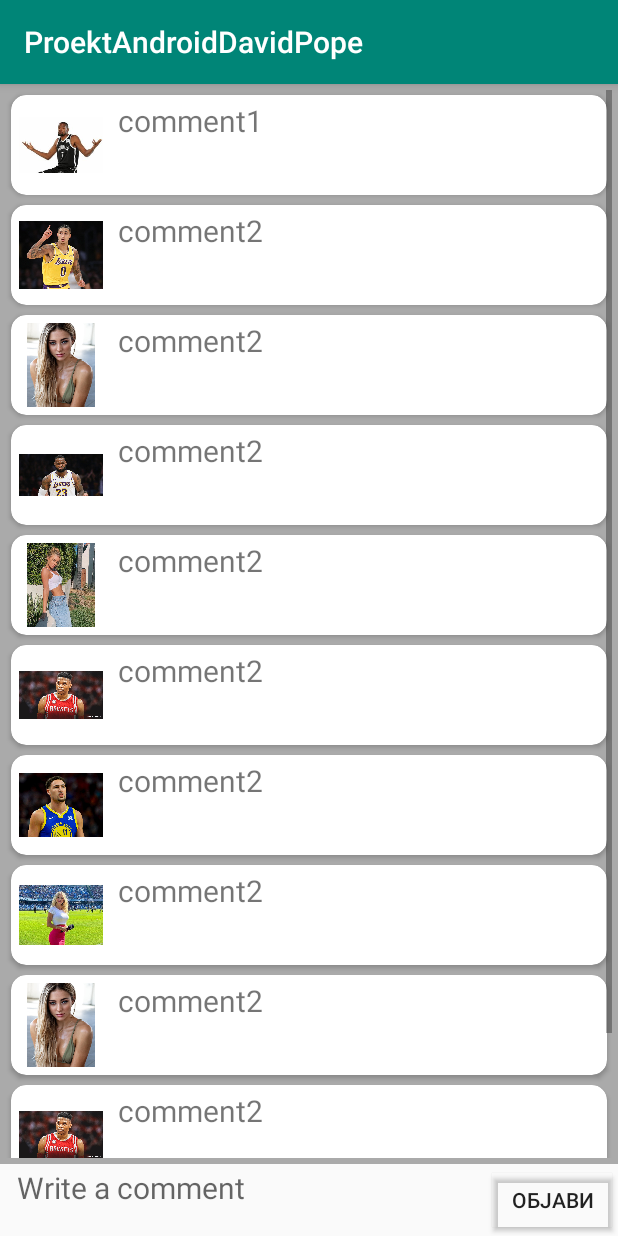
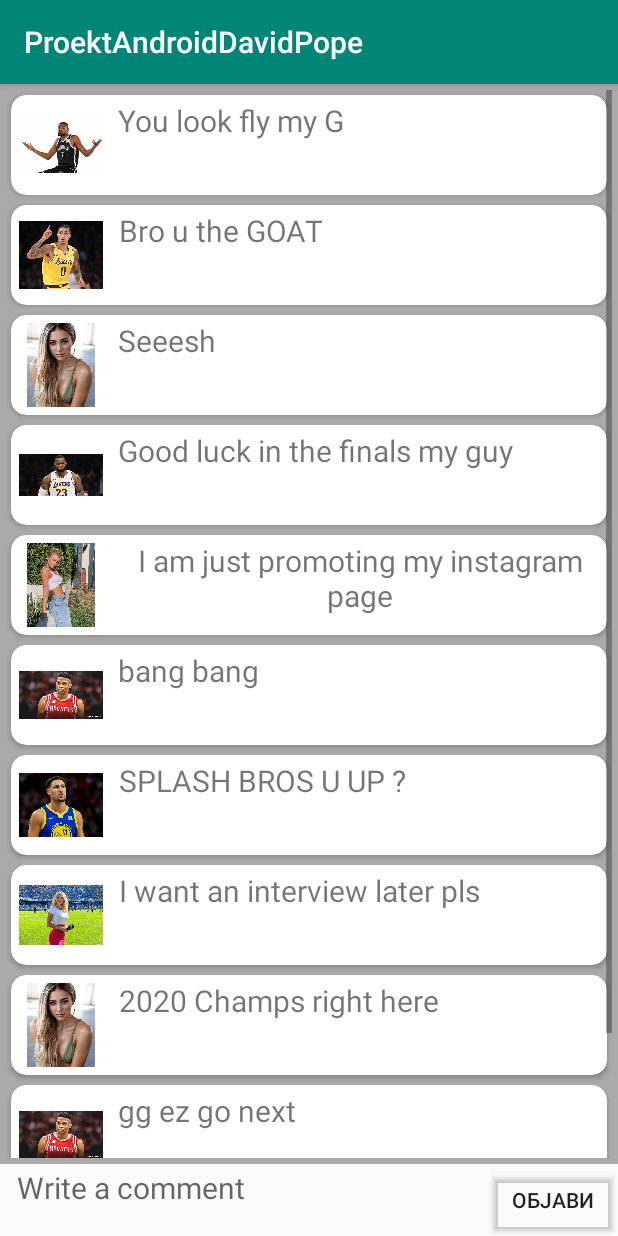
Before and after one commit to Andrejpopof/tinder, an Android app: the DetailsActivity screen opened directly, with no data from a screen before it, on a phone screen of 412 x 824 dp. Run offline under Robolectric (Android 15) with nearby library versions, the phone set to English and light mode, and no system bars.

Commit message:
Added comments for the posts

```diff
--- a/app/src/main/java/com/example/proektandroiddavidpope/DetailsActivity.java
+++ b/app/src/main/java/com/example/proektandroiddavidpope/DetailsActivity.java
@@ -4,6 +4,7 @@ import androidx.appcompat.app.AppCompatActivity;
 import androidx.recyclerview.widget.LinearLayoutManager;
 import androidx.recyclerview.widget.RecyclerView;
 
+import android.content.Intent;
 import android.os.Bundle;
 import android.widget.Adapter;
 
@@ -19,18 +20,20 @@ public class DetailsActivity extends AppCompatActivity {
         super.onCreate(savedInstanceState);
         setContentView(R.layout.activity_details);
 
+        Intent intent = getIntent();
+
         ArrayList<Element> komentari =new ArrayList<>();
-        komentari.add(new Element(R.drawable.kd,"comment1"));
-        komentari.add(new Element(R.drawable.kuzma,"comment2"));
-        komentari.add(new Element(R.drawable.charly,"comment2"));
-        komentari.add(new Element(R.drawable.lj,"comment2"));
-        komentari.add(new Element(R.drawable.daisy,"comment2"));
-        komentari.add(new Element(R.drawable.russ,"comment2"));
-        komentari.add(new Element(R.drawable.klay,"comment2"));
-        komentari.add(new Element(R.drawable.dileta,"comment2"));
-        komentari.add(new Element(R.drawable.charly,"comment2"));
-        komentari.add(new Element(R.drawable.russ,"comment2"));
-        komentari.add(new Element(R.drawable.lj,"comment2"));
+        komentari.add(new Element(R.drawable.kd,"You look fly my G"));
+        komentari.add(new Element(R.drawable.kuzma,"Bro u the GOAT"));
+        komentari.add(new Element(R.drawable.charly,"Seeesh"));
+        komentari.add(new Element(R.drawable.lj,"Good luck in the finals my guy"));
+        komentari.add(new Element(R.drawable.daisy,"I am just promoting my instagram page"));
+        komentari.add(new Element(R.drawable.russ,"bang bang"));
+        komentari.add(new Element(R.drawable.klay,"SPLASH BROS U UP ?"));
+        komentari.add(new Element(R.drawable.dileta,"I want an interview later pls"));
+        komentari.add(new Element(R.drawable.charly,"2020 Champs right here"));
+        komentari.add(new Element(R.drawable.russ,"gg ez go next"));
+        komentari.add(new Element(R.drawable.lj,"I am old"));
 
 
         mRecyclerView=findViewById(R.id.recyclerView);
```
